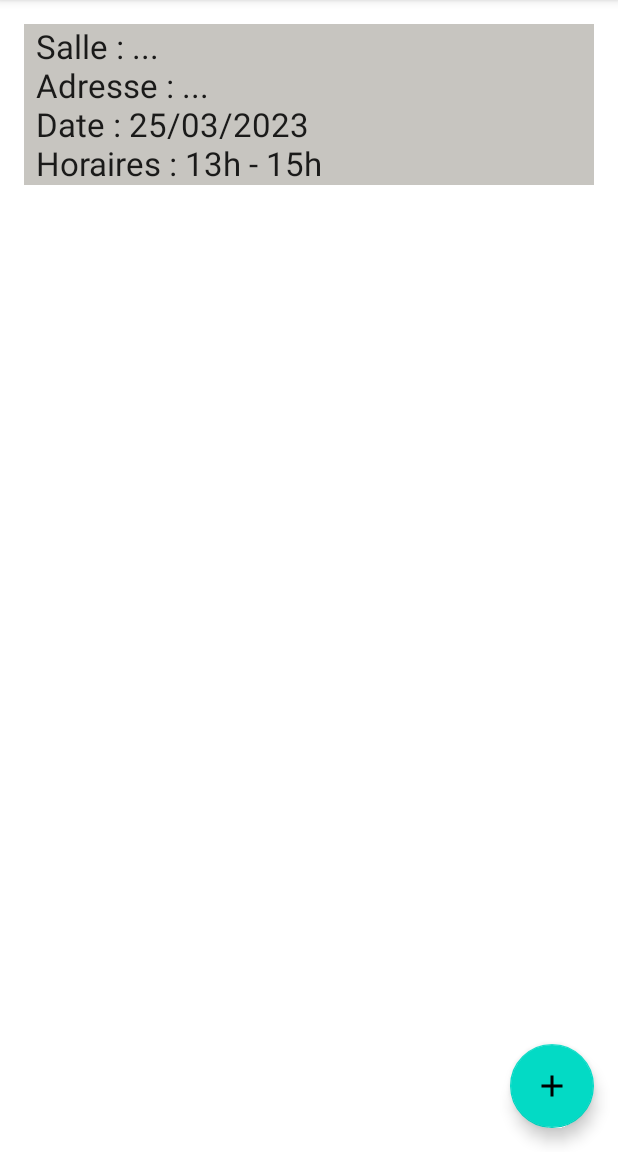
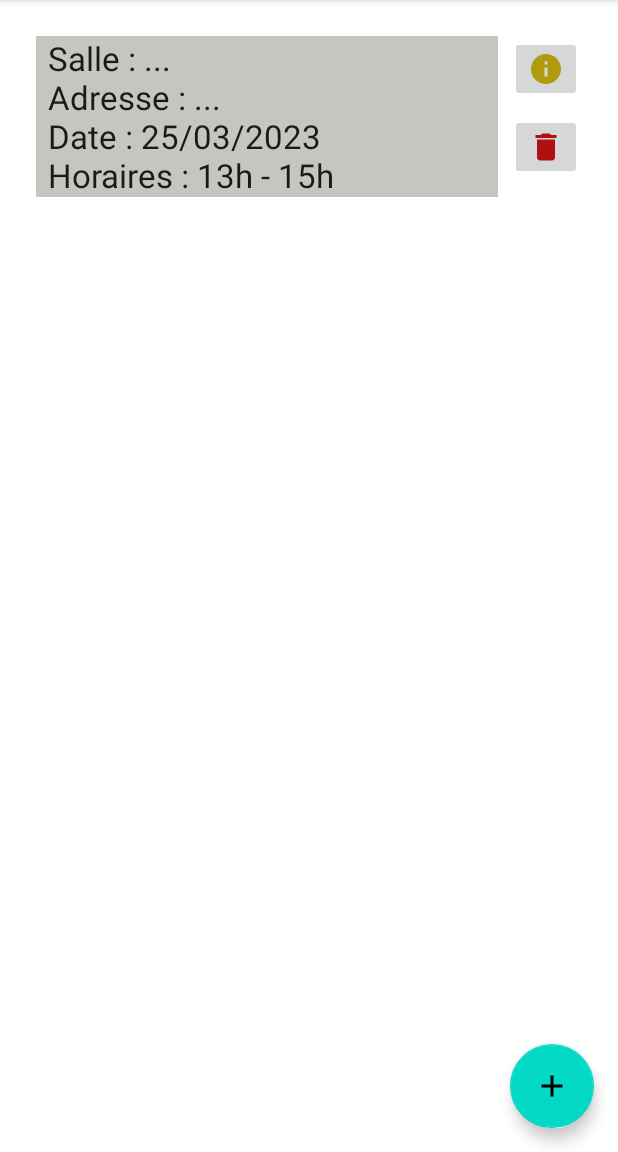
Before and after one commit to ECN-info-MEDEV/tp-devmo-canal_conraux_devmo, an Android app: the screen it shows after launch (MainActivity), on a phone screen of 412 x 824 dp, the part 84-1236 px from its top. Run offline under Robolectric (Android 15) with nearby library versions, the phone set to English and light mode, and no system bars; our stand-ins replace Room's generated code.

Commit message:
Add of buttons to recyclerviewLayout

```diff
--- a/app/src/main/java/com/example/musclerent/ReservationListAdapter.java
+++ b/app/src/main/java/com/example/musclerent/ReservationListAdapter.java
@@ -1,5 +1,6 @@
 package com.example.musclerent;
 
+import android.app.Application;
 import android.view.ViewGroup;
 
 import androidx.annotation.NonNull;
--- /dev/null
+++ b/app/src/main/res/drawable/baseline_delete_24.xml
@@ -0,0 +1,5 @@
+<vector android:height="24dp" android:tint="#B01010"
+    android:viewportHeight="24" android:viewportWidth="24"
+    android:width="24dp" xmlns:android="http://schemas.android.com/apk/res/android">
+    <path android:fillColor="@android:color/white" android:pathData="M6,19c0,1.1 0.9,2 2,2h8c1.1,0 2,-0.9 2,-2V7H6v12zM19,4h-3.5l-1,-1h-5l-1,1H5v2h14V4z"/>
+</vector>
--- /dev/null
+++ b/app/src/main/res/drawable/baseline_info_24.xml
@@ -0,0 +1,5 @@
+<vector android:height="24dp" android:tint="#B09B10"
+    android:viewportHeight="24" android:viewportWidth="24"
+    android:width="24dp" xmlns:android="http://schemas.android.com/apk/res/android">
+    <path android:fillColor="@android:color/white" android:pathData="M12,2C6.48,2 2,6.48 2,12s4.48,10 10,10 10,-4.48 10,-10S17.52,2 12,2zM13,17h-2v-6h2v6zM13,9h-2L11,7h2v2z"/>
+</vector>
--- a/app/src/main/res/layout/recyclerview_item.xml
+++ b/app/src/main/res/layout/recyclerview_item.xml
@@ -1,12 +1,40 @@
 <?xml version="1.0" encoding="utf-8"?>
-<LinearLayout xmlns:android="http://schemas.android.com/apk/res/android"
-    android:orientation="vertical"
+<androidx.constraintlayout.widget.ConstraintLayout xmlns:android="http://schemas.android.com/apk/res/android"
+    xmlns:app="http://schemas.android.com/apk/res-auto"
+    xmlns:tools="http://schemas.android.com/tools"
+    android:id="@+id/linearLayout"
     android:layout_width="match_parent"
     android:layout_height="wrap_content">
 
     <TextView
         android:id="@+id/textView"
         style="@style/muscle_title"
-        android:layout_width="match_parent"
-        android:layout_height="wrap_content" />
-</LinearLayout>
+        android:layout_width="0dp"
+        android:layout_height="wrap_content"
+        android:layout_marginStart="8dp"
+        android:layout_marginTop="8dp"
+        android:layout_marginEnd="8dp"
+        app:layout_constraintEnd_toStartOf="@+id/imageButton"
+        app:layout_constraintStart_toStartOf="parent"
+        app:layout_constraintTop_toTopOf="parent" />
+
+    <ImageButton
+        android:id="@+id/imageButton"
+        android:layout_width="wrap_content"
+        android:layout_height="wrap_content"
+        android:layout_marginEnd="8dp"
+        app:layout_constraintEnd_toEndOf="parent"
+        app:layout_constraintTop_toTopOf="@+id/textView"
+        app:srcCompat="@drawable/baseline_info_24" />
+
+    <ImageButton
+        android:id="@+id/imageButton3"
+        android:layout_width="wrap_content"
+        android:layout_height="wrap_content"
+        android:layout_marginTop="8dp"
+        android:layout_marginEnd="8dp"
+        app:layout_constraintEnd_toEndOf="parent"
+        app:layout_constraintTop_toBottomOf="@+id/imageButton"
+        app:srcCompat="@drawable/baseline_delete_24" />
+
+</androidx.constraintlayout.widget.ConstraintLayout>
```
